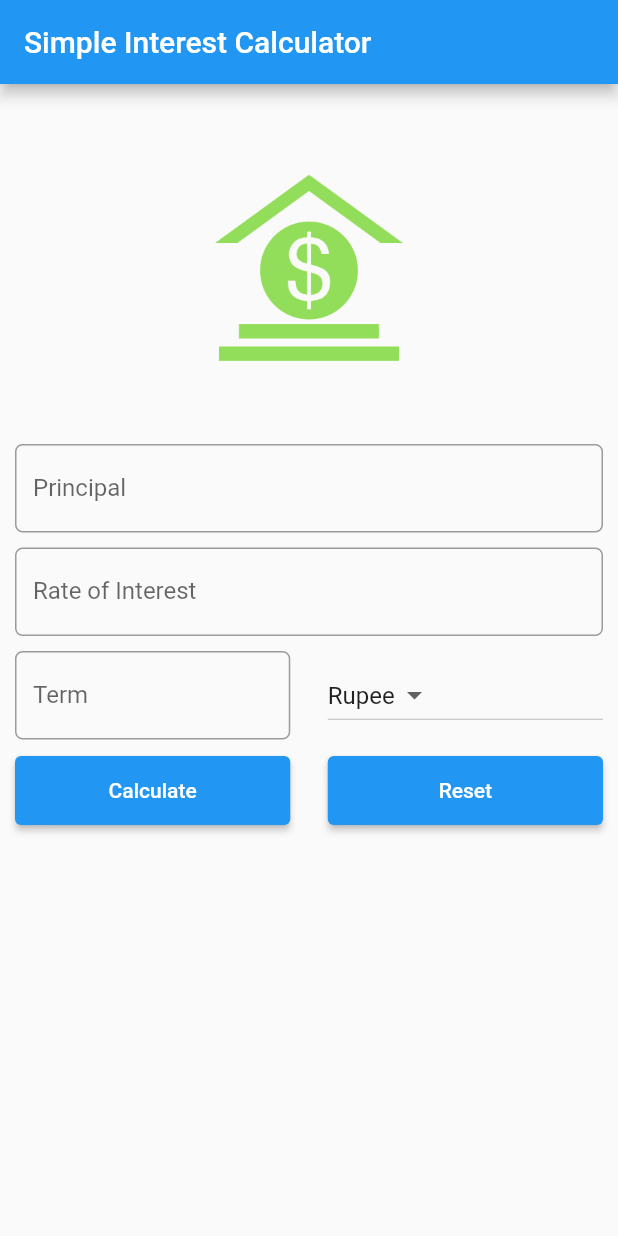
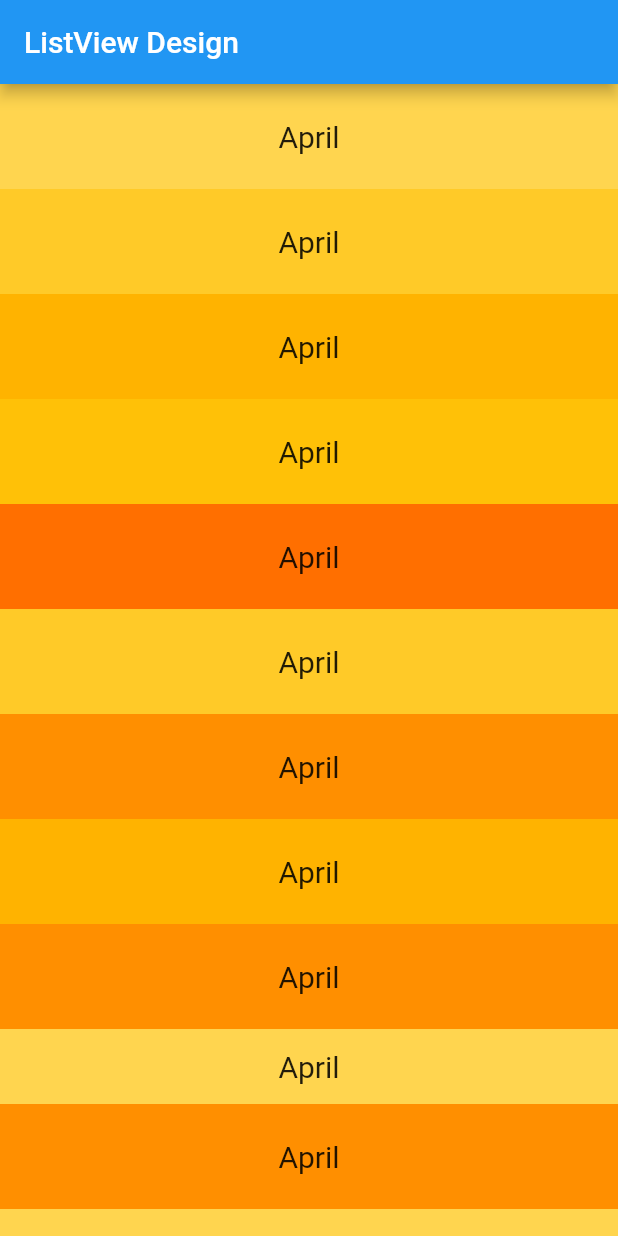
Before and after one commit to imafzalakram/flutter_demos, a Flutter app: the screen it shows after launch, on a phone screen of 412 x 824 dp. Run offline on Flutter 3.47's test engine with Material 2 defaults, Android fonts, the phone set to English and light mode, and no system bars.

Commit message:
Simple Listview example

```diff
--- a/lib/main.dart
+++ b/lib/main.dart
@@ -1,149 +1,146 @@
 import 'package:flutter/material.dart';
 
 void main() {
-  runApp(MaterialApp(
-    title: 'Simple Interest Calculator App',
-    home: SIForm(),
-  ));
+  runApp(
+    MaterialApp(
+      home: Scaffold(
+        appBar: AppBar(
+          title: Text("ListView Design"),
+        ),
+        body: ListViewDesign(),
+      ),
+    ),
+  );
 }
 
-class SIForm extends StatefulWidget {
-  @override
-  State<StatefulWidget> createState() {
-    return _SIFormState();
-  }
-}
-
-class _SIFormState extends State<SIForm> {
-  var _currencies = ['Rupees', 'Dollars', 'Pounds'];
-  final double _minimumPadding = 5.0;
-  String dropdownValue = 'Rupee';
+class ListViewDesign extends StatelessWidget {
+  const ListViewDesign({Key? key}) : super(key: key);
 
   @override
   Widget build(BuildContext context) {
-    return Scaffold(
-      appBar: AppBar(
-        title: Text('Simple Interest Calculator'),
-      ),
-      body: Container(
-        margin: EdgeInsets.all(_minimumPadding * 2),
-        child: Column(
-          children: <Widget>[
-            getImageAsset(),
-            Padding(
-              padding: EdgeInsets.only(
-                  top: _minimumPadding, bottom: _minimumPadding),
-              child: TextField(
-                keyboardType: TextInputType.number,
-                decoration: InputDecoration(
-                  labelText: 'Principal',
-                  hintText: 'Enter Principal e.g. 12000',
-                  border: OutlineInputBorder(
-                    borderRadius: BorderRadius.circular(5.0),
-                  ),
-                ),
-              ),
+    return ListView(
+      children: [
+        Container(
+          height: 70,
+          color: Colors.amber.shade300,
+          child: Center(
+            child: Text(
+              "April",
+              style: TextStyle(fontSize: 20),
             ),
-            Padding(
-              padding: EdgeInsets.only(
-                  top: _minimumPadding, bottom: _minimumPadding),
-              child: TextField(
-                keyboardType: TextInputType.number,
-                decoration: InputDecoration(
-                  labelText: 'Rate of Interest',
-                  hintText: 'In percent',
-                  border: OutlineInputBorder(
-                    borderRadius: BorderRadius.circular(5.0),
-                  ),
-                ),
-              ),
+          ),
+        ),
+        Container(
+          height: 70,
+          color: Colors.amber.shade400,
+          child: Center(
+            child: Text(
+              "April",
+              style: TextStyle(fontSize: 20),
             ),
-            Padding(
-              padding: EdgeInsets.only(
-                  top: _minimumPadding, bottom: _minimumPadding),
-              child: Row(
-                children: <Widget>[
-                  Expanded(
-                    child: TextField(
-                      keyboardType: TextInputType.number,
-                      decoration: InputDecoration(
-                        labelText: 'Term',
-                        hintText: 'Time in years',
-                        border: OutlineInputBorder(
-                          borderRadius: BorderRadius.circular(5.0),
-                        ),
-                      ),
-                    ),
-                  ),
-                  Container(
-                    width: _minimumPadding * 5,
-                  ),
-                  Expanded(
-                    child: DropdownButton<String>(
-                      value: dropdownValue,
-                      onChanged: (String? newValue) {
-                        setState(() {
-                          dropdownValue = newValue!;
-                        });
-                      },
-                      items: <String>['Rupee', 'Dollar', 'Pound', 'Euro']
-                          .map<DropdownMenuItem<String>>((String value) {
-                        return DropdownMenuItem<String>(
-                          value: value,
-                          child: Text(value),
-                        );
-                      }).toList(),
-                    ),
-                  ),
-                ],
-              ),
+          ),
+        ),
+        Container(
+          height: 70,
+          color: Colors.amber.shade600,
+          child: Center(
+            child: Text(
+              "April",
+              style: TextStyle(fontSize: 20),
             ),
-            Padding(
-              padding: EdgeInsets.only(
-                  bottom: _minimumPadding, top: _minimumPadding),
-              child: Row(
-                children: <Widget>[
-                  Expanded(
-                    child: ElevatedButton(
-                      child: Padding(
-                        padding: const EdgeInsets.only(top: 15.0, bottom: 15.0),
-                        child: Text('Calculate'),
-                      ),
-                      onPressed: () {},
-                    ),
-                  ),
-                  Container(
-                    width: _minimumPadding * 5,
-                  ),
-                  Expanded(
-                    child: ElevatedButton(
-                      child: Padding(
-                        padding: const EdgeInsets.only(top: 15.0, bottom: 15.0),
-                        child: Text('Reset'),
-                      ),
-                      onPressed: () {},
-                    ),
-                  ),
-                ],
-              ),
+          ),
+        ),
+        Container(
+          height: 70,
+          color: Colors.amber.shade500,
+          child: Center(
+            child: Text(
+              "April",
+              style: TextStyle(fontSize: 20),
             ),
-          ],
+          ),
         ),
-      ),
-    );
-  }
-
-  Widget getImageAsset() {
-    AssetImage assetImage = AssetImage('images/money.png');
-    Image image = Image(
-      image: assetImage,
-      width: 125.0,
-      height: 125.0,
-    );
-
-    return Container(
-      child: image,
-      margin: EdgeInsets.all(_minimumPadding * 10),
+        Container(
+          height: 70,
+          color: Colors.amber.shade900,
+          child: Center(
+            child: Text(
+              "April",
+              style: TextStyle(fontSize: 20),
+            ),
+          ),
+        ),
+        Container(
+          height: 70,
+          color: Colors.amber.shade400,
+          child: Center(
+            child: Text(
+              "April",
+              style: TextStyle(fontSize: 20),
+            ),
+          ),
+        ),
+        Container(
+          height: 70,
+          color: Colors.amber.shade800,
+          child: Center(
+            child: Text(
+              "April",
+              style: TextStyle(fontSize: 20),
+            ),
+          ),
+        ),
+        Container(
+          height: 70,
+          color: Colors.amber.shade600,
+          child: Center(
+            child: Text(
+              "April",
+              style: TextStyle(fontSize: 20),
+            ),
+          ),
+        ),
+        Container(
+          height: 70,
+          color: Colors.amber.shade800,
+          child: Center(
+            child: Text(
+              "April",
+              style: TextStyle(fontSize: 20),
+            ),
+          ),
+        ),
+        Container(
+          height: 50,
+          color: Colors.amber.shade300,
+          child: Center(
+            child: Text(
+              "April",
+              style: TextStyle(fontSize: 20),
+            ),
+          ),
+        ),
+        Container(
+          height: 70,
+          color: Colors.amber.shade800,
+          child: Center(
+            child: Text(
+              "April",
+              style: TextStyle(fontSize: 20),
+            ),
+          ),
+        ),
+        Container(
+          height: 70,
+          color: Colors.amber.shade300,
+          child: Center(
+            child: Text(
+              "April",
+              style: TextStyle(fontSize: 20),
+            ),
+          ),
+        )
+      ],
     );
   }
 }
```
